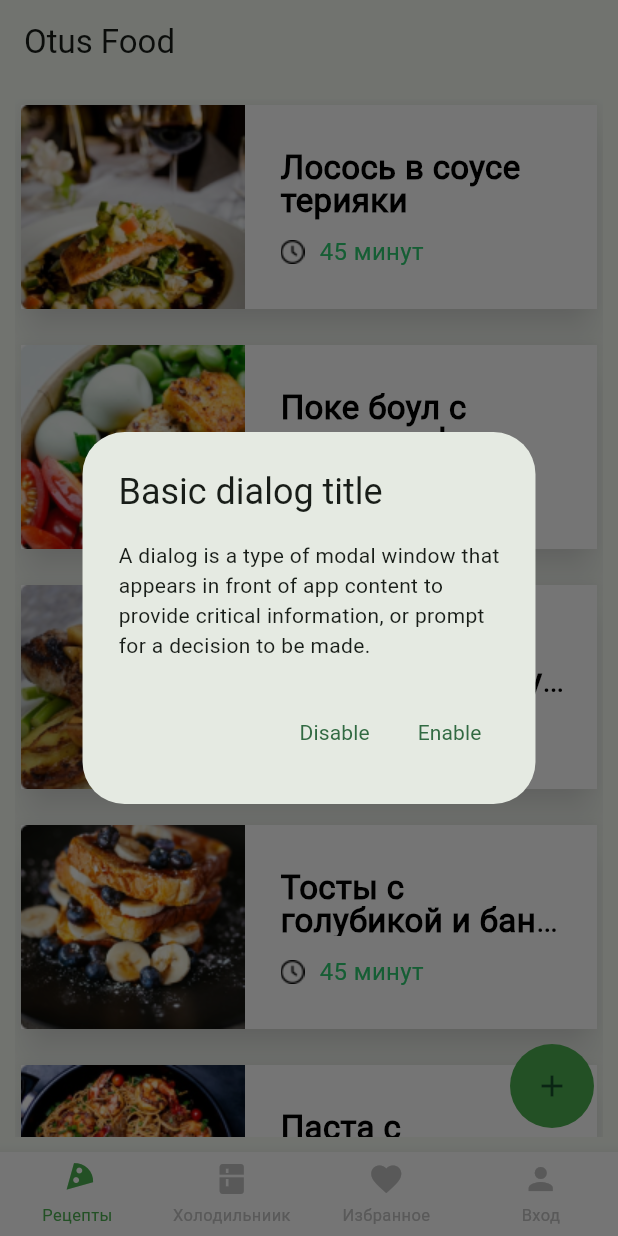
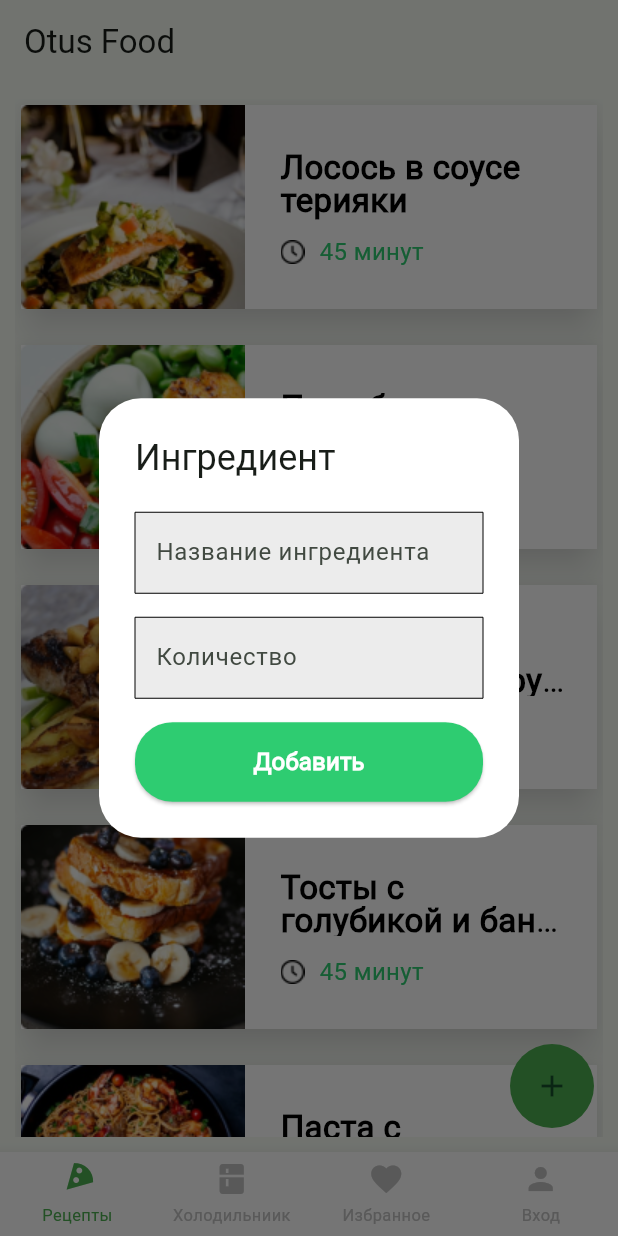
Before and after one commit to Komiljon/otus_food, a Flutter app: the screen it shows after launch, after a tap on the "add" icon, on a phone screen of 412 x 824 dp. Run offline on Flutter 3.47's test engine with Material 3 defaults, Android fonts, the phone set to English and light mode, and no system bars.

Commit message:
12.10.24

```diff
--- a/lib/pages/food_list.dart
+++ b/lib/pages/food_list.dart
@@ -13,7 +13,6 @@ class FoodListScreen extends StatefulWidget {
 
 class _FoodListScreenState extends State<FoodListScreen> {
   final bool showList = true;
-
   late Future<FoodsList> foodsLists;
 
   @override
@@ -72,32 +71,99 @@ Future<void> _dialogBuilder(BuildContext context) {
   return showDialog<void>(
     context: context,
     builder: (BuildContext context) {
+      final formKey = GlobalKey<FormState>();
+      var textControllerIngrName = TextEditingController();
+      var textControllerIngrCount = TextEditingController();
       return AlertDialog(
-        title: const Text('Basic dialog title'),
-        content: const Text(
-          'A dialog is a type of modal window that\n'
-          'appears in front of app content to\n'
-          'provide critical information, or prompt\n'
-          'for a decision to be made.',
-        ),
+        title: const Text('Ингредиент'),
+        backgroundColor: Colors.white,
         actions: <Widget>[
-          TextButton(
-            style: TextButton.styleFrom(
-              textStyle: Theme.of(context).textTheme.labelLarge,
+          Form(
+            key: formKey,
+            child: Column(
+              children: [
+                TextFormField(
+                  decoration: InputDecoration(
+                    hintText: '',
+                    labelText: 'Название ингредиента',
+                    floatingLabelBehavior: FloatingLabelBehavior.never,
+                    enabledBorder: OutlineInputBorder(
+                      borderSide: const BorderSide(width: 0),
+                      borderRadius: BorderRadius.circular(0.0),
+                    ),
+                    disabledBorder: OutlineInputBorder(
+                      borderSide: const BorderSide(width: 0),
+                      borderRadius: BorderRadius.circular(0.0),
+                    ),
+                    focusedBorder: OutlineInputBorder(
+                      borderSide: const BorderSide(
+                        width: 0,
+                      ),
+                      borderRadius: BorderRadius.circular(0.0),
+                    ),
+                    filled: true,
+                    fillColor: const Color.fromRGBO(236, 236, 236, 1),
+                    contentPadding: const EdgeInsets.symmetric(vertical: 15.0, horizontal: 10.0),
+                    isDense: true,
+                  ),
+                  controller: textControllerIngrName,
+                  onSaved: (value) {
+                    textControllerIngrName.text = value ?? '';
+                  },
+                ),
+              ],
             ),
-            child: const Text('Disable'),
-            onPressed: () {
-              Navigator.of(context).pop();
+          ),
+          const SizedBox(
+            height: 16,
+          ),
+          TextFormField(
+            decoration: InputDecoration(
+              hintText: '',
+              labelText: 'Количество',
+              floatingLabelBehavior: FloatingLabelBehavior.never,
+              enabledBorder: OutlineInputBorder(
+                borderSide: const BorderSide(width: 0),
+                borderRadius: BorderRadius.circular(0.0),
+              ),
+              disabledBorder: OutlineInputBorder(
+                borderSide: const BorderSide(width: 0),
+                borderRadius: BorderRadius.circular(0.0),
+              ),
+              focusedBorder: OutlineInputBorder(
+                borderSide: const BorderSide(
+                  width: 0,
+                ),
+                borderRadius: BorderRadius.circular(0.0),
+              ),
+              filled: true,
+              fillColor: const Color.fromRGBO(236, 236, 236, 1),
+              contentPadding: const EdgeInsets.symmetric(vertical: 15.0, horizontal: 10.0),
+              isDense: true,
+            ),
+            controller: textControllerIngrCount,
+            onSaved: (value) {
+              textControllerIngrCount.text = value ?? '';
             },
           ),
-          TextButton(
-            style: TextButton.styleFrom(
-              textStyle: Theme.of(context).textTheme.labelLarge,
+          const SizedBox(height: 16),
+          Container(
+            width: double.infinity,
+            padding: const EdgeInsets.symmetric(vertical: 0, horizontal: 0.0),
+            child: ElevatedButton(
+              onPressed: () {},
+              style: ElevatedButton.styleFrom(
+                  padding: const EdgeInsets.symmetric(horizontal: 10, vertical: 15),
+                  minimumSize: const Size(130, 45),
+                  shape: RoundedRectangleBorder(
+                    borderRadius: BorderRadius.circular(25.0),
+                  ),
+                  backgroundColor: const Color.fromRGBO(46, 204, 113, 1)),
+              child: const Text(
+                'Добавить',
+                style: TextStyle(fontSize: 16, fontWeight: FontWeight.w700, color: Colors.white),
+              ),
             ),
-            child: const Text('Enable'),
-            onPressed: () {
-              Navigator.of(context).pop();
-            },
           ),
         ],
       );
```
